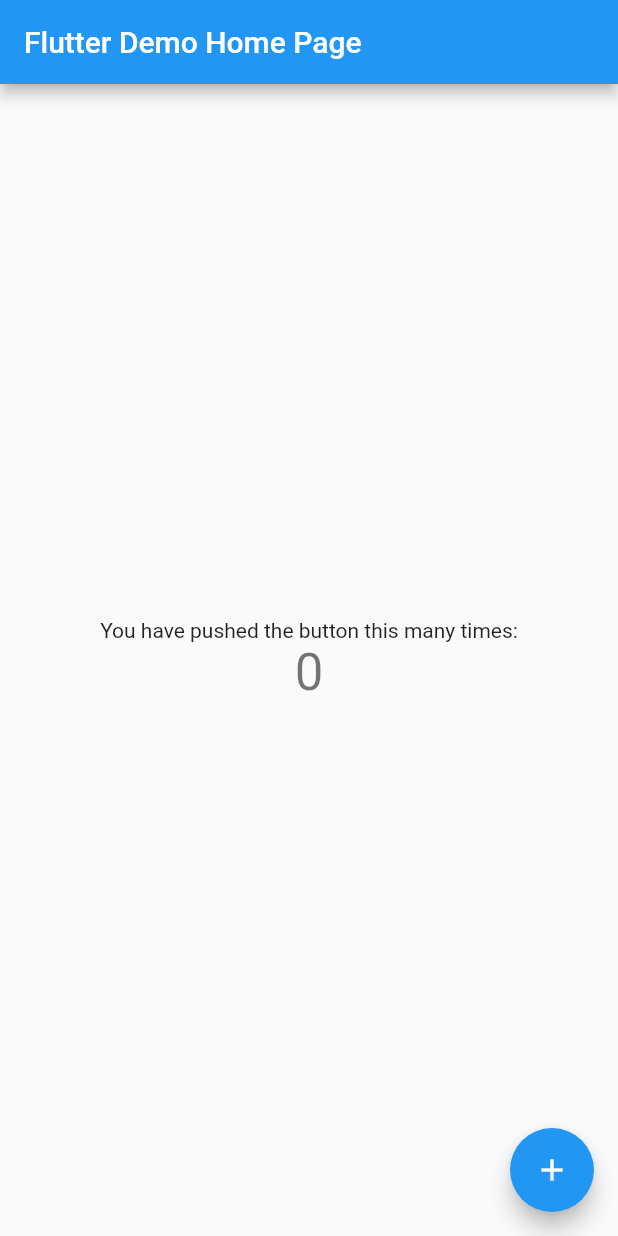
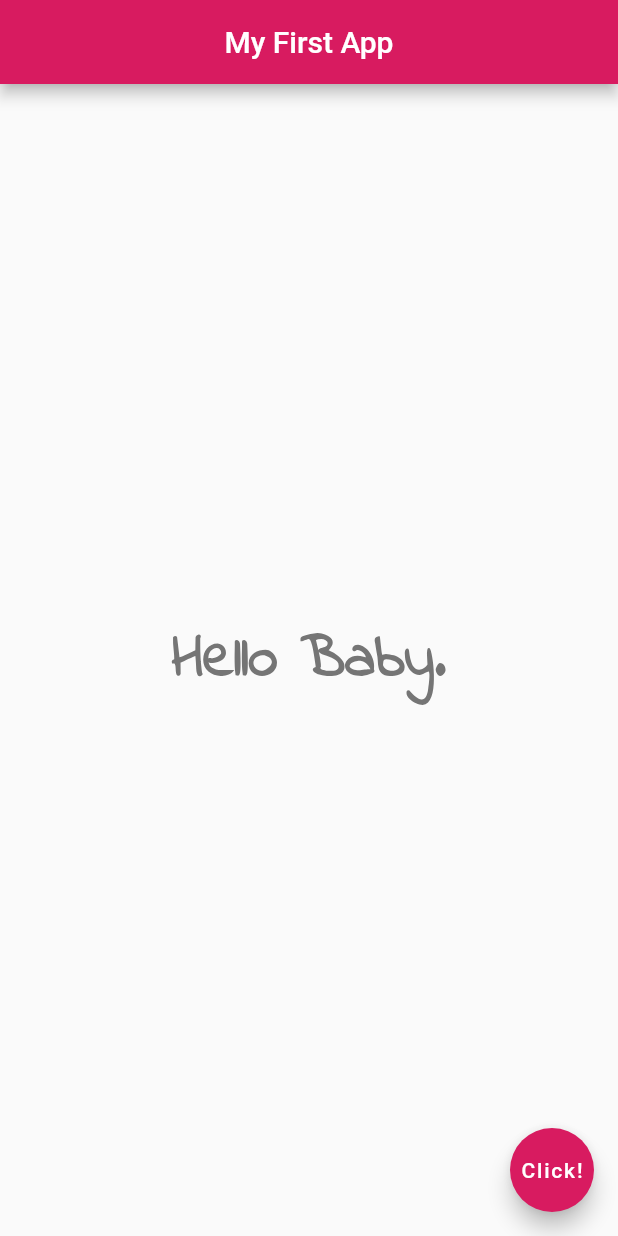
Before and after one commit to kiraci/basicAppFlutter, a Flutter app: the screen it shows after launch, on a phone screen of 412 x 824 dp. Run offline on Flutter 3.47's test engine with Material 2 defaults, Android fonts, the phone set to English and light mode, and no system bars.

Commit message:
Fancy Hello Baby

```diff
--- a/basicApp/lib/main.dart
+++ b/basicApp/lib/main.dart
@@ -1,117 +1,29 @@
 import 'package:flutter/material.dart';
 
 void main() {
-  runApp(MyApp());
-}
-
-class MyApp extends StatelessWidget {
-  // This widget is the root of your application.
-  @override
-  Widget build(BuildContext context) {
-    return MaterialApp(
-      title: 'Flutter Demo',
-      theme: ThemeData(
-        // This is the theme of your application.
-        //
-        // Try running your application with "flutter run". You'll see the
-        // application has a blue toolbar. Then, without quitting the app, try
-        // changing the primarySwatch below to Colors.green and then invoke
-        // "hot reload" (press "r" in the console where you ran "flutter run",
-        // or simply save your changes to "hot reload" in a Flutter IDE).
-        // Notice that the counter didn't reset back to zero; the application
-        // is not restarted.
-        primarySwatch: Colors.blue,
-        // This makes the visual density adapt to the platform that you run
-        // the app on. For desktop platforms, the controls will be smaller and
-        // closer together (more dense) than on mobile platforms.
-        visualDensity: VisualDensity.adaptivePlatformDensity,
-      ),
-      home: MyHomePage(title: 'Flutter Demo Home Page'),
-    );
-  }
-}
-
-class MyHomePage extends StatefulWidget {
-  MyHomePage({Key key, this.title}) : super(key: key);
-
-  // This widget is the home page of your application. It is stateful, meaning
-  // that it has a State object (defined below) that contains fields that affect
-  // how it looks.
-
-  // This class is the configuration for the state. It holds the values (in this
-  // case the title) provided by the parent (in this case the App widget) and
-  // used by the build method of the State. Fields in a Widget subclass are
-  // always marked "final".
-
-  final String title;
-
-  @override
-  _MyHomePageState createState() => _MyHomePageState();
-}
-
-class _MyHomePageState extends State<MyHomePage> {
-  int _counter = 0;
-
-  void _incrementCounter() {
-    setState(() {
-      // This call to setState tells the Flutter framework that something has
-      // changed in this State, which causes it to rerun the build method below
-      // so that the display can reflect the updated values. If we changed
-      // _counter without calling setState(), then the build method would not be
-      // called again, and so nothing would appear to happen.
-      _counter++;
-    });
-  }
-
-  @override
-  Widget build(BuildContext context) {
-    // This method is rerun every time setState is called, for instance as done
-    // by the _incrementCounter method above.
-    //
-    // The Flutter framework has been optimized to make rerunning build methods
-    // fast, so that you can just rebuild anything that needs updating rather
-    // than having to individually change instances of widgets.
-    return Scaffold(
+  runApp(MaterialApp(
+    home: Scaffold(
       appBar: AppBar(
-        // Here we take the value from the MyHomePage object that was created by
-        // the App.build method, and use it to set our appbar title.
-        title: Text(widget.title),
+        title: Text("My First App"),
+        centerTitle: true,
+        backgroundColor: Colors.pink[600],
       ),
       body: Center(
-        // Center is a layout widget. It takes a single child and positions it
-        // in the middle of the parent.
-        child: Column(
-          // Column is also a layout widget. It takes a list of children and
-          // arranges them vertically. By default, it sizes itself to fit its
-          // children horizontally, and tries to be as tall as its parent.
-          //
-          // Invoke "debug painting" (press "p" in the console, choose the
-          // "Toggle Debug Paint" action from the Flutter Inspector in Android
-          // Studio, or the "Toggle Debug Paint" command in Visual Studio Code)
-          // to see the wireframe for each widget.
-          //
-          // Column has various properties to control how it sizes itself and
-          // how it positions its children. Here we use mainAxisAlignment to
-          // center the children vertically; the main axis here is the vertical
-          // axis because Columns are vertical (the cross axis would be
-          // horizontal).
-          mainAxisAlignment: MainAxisAlignment.center,
-          children: <Widget>[
-            Text(
-              'You have pushed the button this many times:',
-            ),
-            Text(
-              '$_counter',
-              style: Theme.of(context).textTheme.headline4,
-            ),
-          ],
+        child: Text(
+          "Hello Baby.",
+          style: TextStyle(
+            fontSize: 40.0,
+            fontWeight: FontWeight.bold,
+            color: Colors.grey[600],
+            fontFamily: "IndieFlower",
+          ),
         ),
       ),
       floatingActionButton: FloatingActionButton(
-        onPressed: _incrementCounter,
-        tooltip: 'Increment',
-        child: Icon(Icons.add),
-      ), // This trailing comma makes auto-formatting nicer for build methods.
-    );
-  }
+        onPressed: () {},
+        child: Text("Click!"),
+        backgroundColor: Colors.pink[600],
+      ),
+    )
+  ));
 }
```
Also changed, not shown: basicApp/pubspec.yaml (+5 -11 lines), basicApp/fonts/IndieFlower-Regular.ttf (added), 2 other files.
